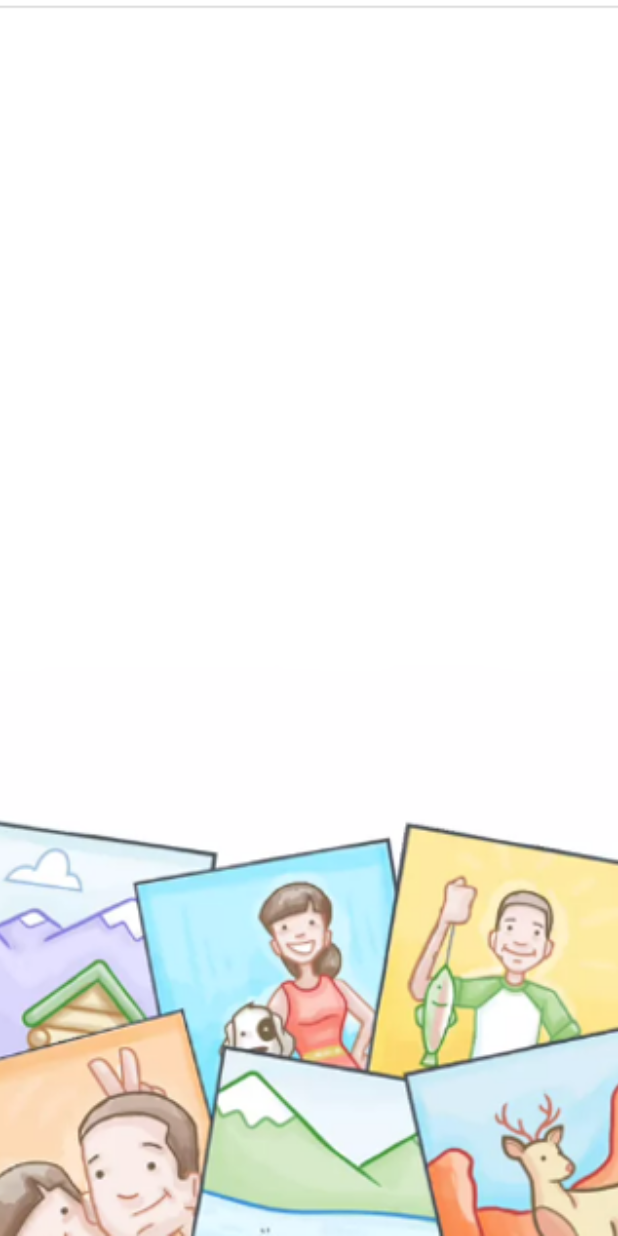
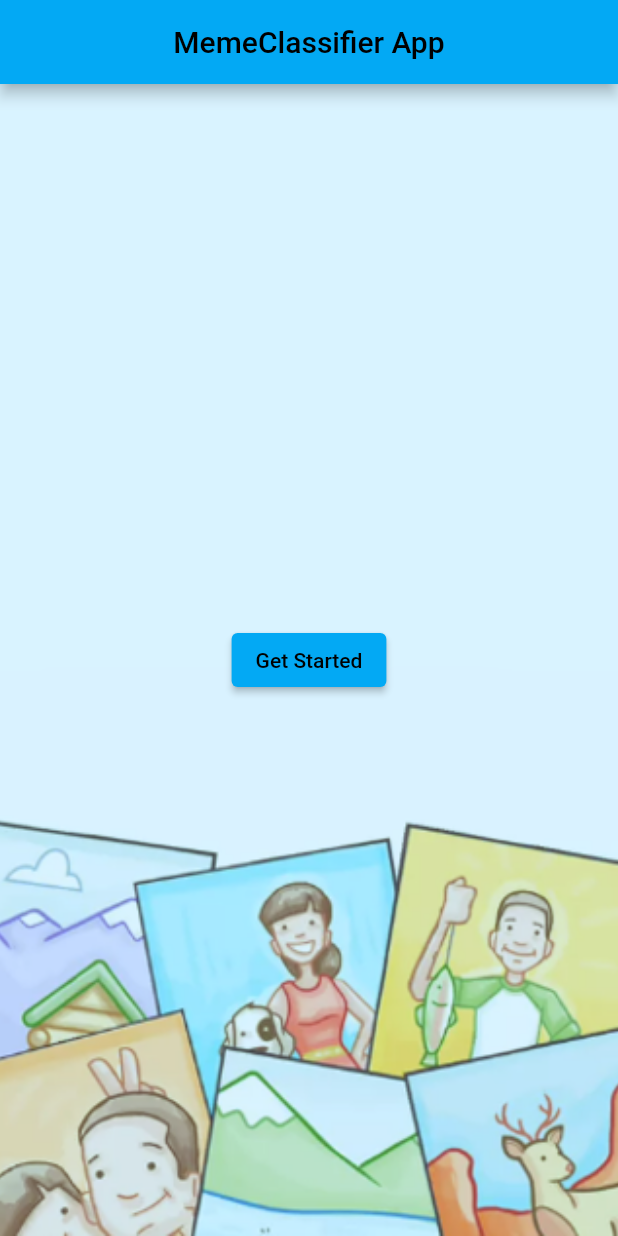
Before and after one commit to Rellik-7/meme_classifier, a Flutter app: the screen it shows after launch, on a phone screen of 412 x 824 dp. Run offline on Flutter 3.47's test engine with Material 2 defaults, Android fonts, the light colour scheme and no system bars.

Commit message:
first commit

```diff
--- a/lib/main.dart
+++ b/lib/main.dart
@@ -58,16 +58,32 @@
     // The Flutter framework has been optimized to make rerunning build methods
     // fast, so that you can just rebuild anything that needs updating rather
     // than having to individually change instances of widgets.
-    return Scaffold(
-      body: Container(
-        decoration: const BoxDecoration(
+    return Container(
+
+        decoration:  BoxDecoration(
           image: DecorationImage(
-              image: AssetImage('assets/images/Screenshot (121).png'),
-            fit: BoxFit.cover
+              image: const AssetImage('assets/images/Screenshot (121).png'),
+              fit: BoxFit.cover,
+            colorFilter: ColorFilter.mode(Colors.lightBlueAccent.withOpacity(0.2), BlendMode.darken),
+
 
           ),
         ),
+      child:  Scaffold(
+        backgroundColor: Colors.transparent,
+        appBar: AppBar(
+          title: const Text('MemeClassifier App'),
+          centerTitle: true,
+        ),
+        body: Center(
+          child: Column(
+            mainAxisAlignment: MainAxisAlignment.center,
+            children: [
+              ElevatedButton(onPressed: (){}, child: const Text('Get Started')),
+            ],
+          ),
+        ),
       ),
-    );
+      );
   }
 }
```
